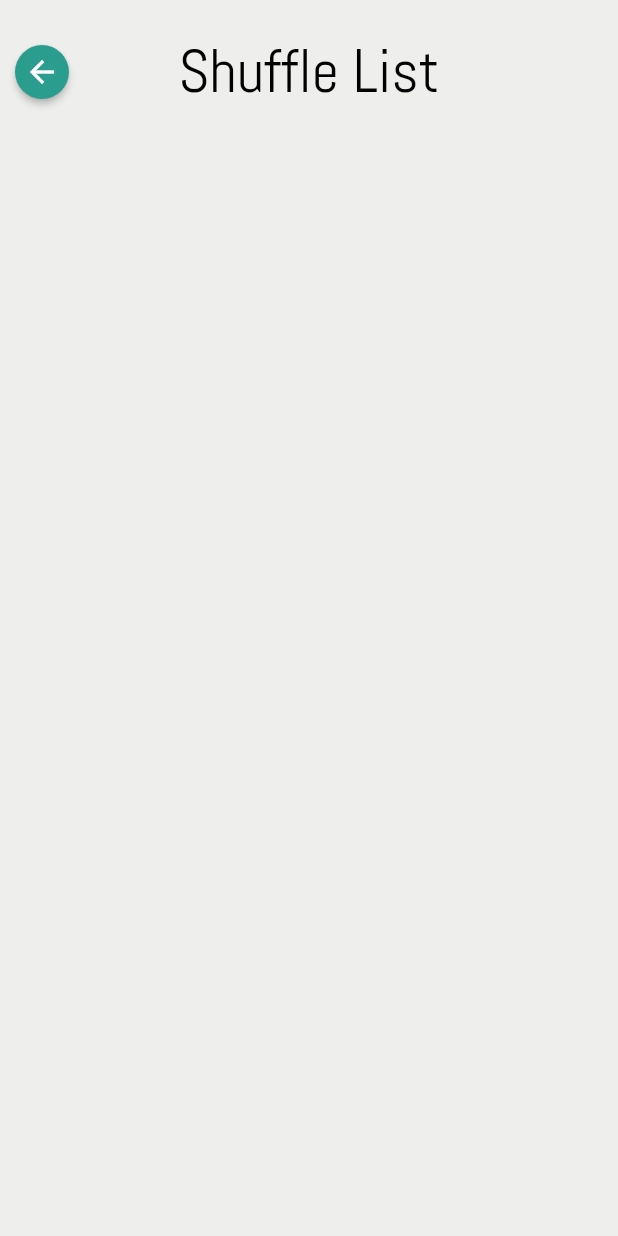
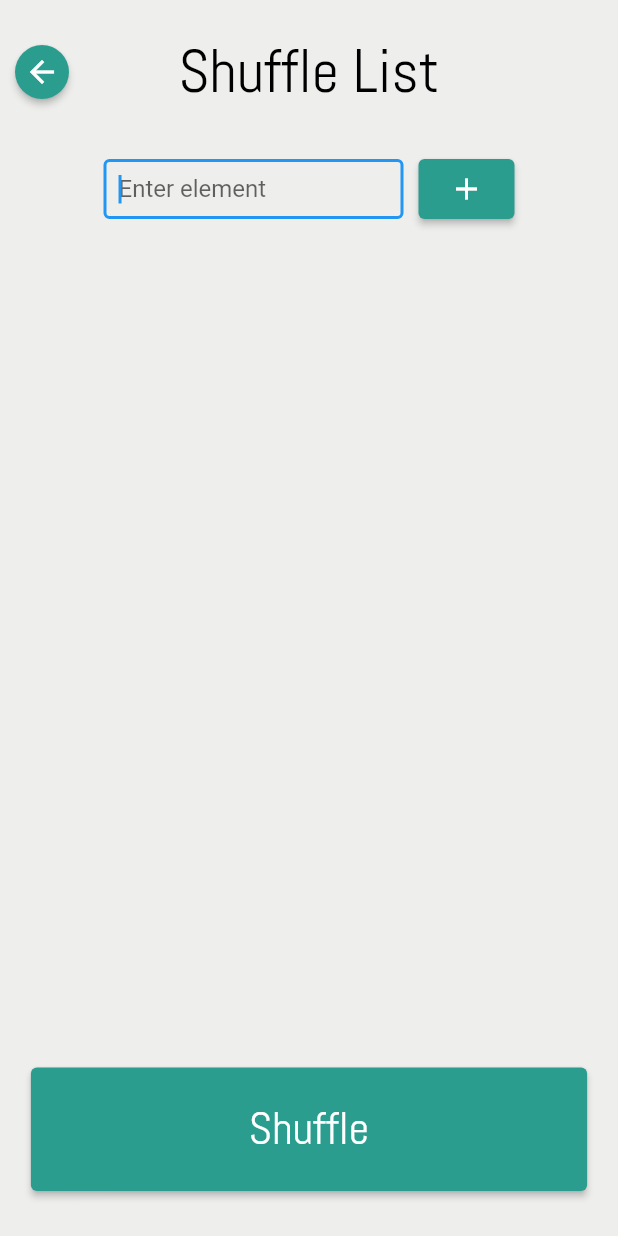
Before and after one commit to yonraf/mobil-software-udvikling, a Flutter app: the ListShuffle screen opened directly, on a phone screen of 412 x 824 dp. Run offline on Flutter 3.47's test engine with Material 2 defaults, Android fonts, the phone set to English and light mode, and no system bars; our stand-ins replace flutter_fortune_wheel.

Commit message:
Add shuffle feature

```diff
--- a/justrandom/lib/screens/randomizers/list_shuffle.dart
+++ b/justrandom/lib/screens/randomizers/list_shuffle.dart
@@ -1,3 +1,5 @@
+import 'dart:async';
+
 import 'package:flutter/cupertino.dart';
 import 'package:flutter/material.dart';
 import 'package:justrandom/constants.dart';
@@ -7,6 +9,8 @@ import 'package:justrandom/screens/randomizer.dart';
 import '../components/top_bar.dart';
 
 class ListShuffle extends StatefulWidget implements Randomizer {
+  ListShuffle();
+
   @override
   String description = 'Lorem ipsum dolor sit amet, consectetur adipiscing elit, sed do eiusmod tempor incididunt ut labore et dolore magna aliqua.';
 
@@ -16,27 +20,166 @@ class ListShuffle extends StatefulWidget implements Randomizer {
   @override
   Color themeColor = kShuffleThemeColor;
 
-  ListShuffle();
-
   @override
   _ListShuffleState createState() =>  _ListShuffleState();
-
 }
 
 class _ListShuffleState extends State<ListShuffle> {
+  StreamController<int> selected = StreamController();
+  final inputController = TextEditingController();
+  late FocusNode focusNode;
 
+  List<String> inputs = [];
+  String shuffleText = '';
 
   @override
   Widget build(BuildContext context) {
-    return Container(
-      color: kBackgroundColor,
-      child: Column(
-        children: [
+    return Scaffold(
+      resizeToAvoidBottomInset: false,
+      body: Column(children: [
           TopBar(ListShuffle()),
+          Row(
+            mainAxisAlignment: MainAxisAlignment.center,
+            children: [
+              Container(
+                padding: EdgeInsets.only(top: 30),
+                width: 200,
+                height: 70,
+                child: TextField(
+                  autofocus: true,
+                  onSubmitted: (String str) { addElement();},
+                  controller: inputController,
+                  decoration: const InputDecoration(
+                    contentPadding: EdgeInsets.only(top: 0, left: 10),
+                    border: OutlineInputBorder(),
+                    hintText: 'Enter element',
+                  ),
+                ),
+              ),
+              Container(
+                padding: EdgeInsets.only(top: 30),
+                margin: EdgeInsets.only(left: 10),
+                height: 70,
+                child: ElevatedButton(
+                  onPressed: () {
+                    addElement();
+                  },
+                  child: Icon(Icons.add),
+                  style: ElevatedButton.styleFrom(
+                    primary: kShuffleThemeColor,
+                  ),
+                ),
+              )
+            ],
+          ),
+          Expanded(
+            child: ListView(
+              children: [for (var element in inputs.reversed) inputField(element)],
+            ),
+          ),
+          ElevatedButton(
+            style: ElevatedButton.styleFrom(
+              primary: ListShuffle().themeColor,
+              fixedSize: Size(MediaQuery.of(context).size.width * 0.90, MediaQuery.of(context).size.height * 0.1),
+            ),
+            onPressed: run,
+            child: const Padding(
+              padding: EdgeInsets.all(10.0),
+              child: Text(
+                "Shuffle",
+                style: TextStyle(
+                  fontSize: 30,
+                  fontFamily: 'Abel',
+                  fontWeight: FontWeight.w200,
+                ),
+              ),
+            ),
+          ),
+        const Padding(
+            padding: EdgeInsets.only(bottom: 30)
+        ),
+        ]
+      ),
+    );
 
-        ],
-      ),
+  }
+
+  void addElement() {
+    var input = inputController.text;
+    if (input.isNotEmpty) {
+      if (inputs.where((element) => element == '') == true) {
+        //inputs.remove(inputs.elementAt(inputs.indexOf(''));
+        inputs.removeWhere((element) => element == '');
+      }
+      inputs.add(input);
+      print('element added');
+      setState(() {});
+      inputController.clear();
+    }
+  }
+
+  @override
+  void dispose() {
+    inputController.dispose();
+    selected.close();
+    super.dispose();
+  }
+
+  Widget inputField(String input) {
+    if (input.isNotEmpty) {
+      return Container(
+        alignment: Alignment.topCenter,
+        child: Row(
+          mainAxisAlignment: MainAxisAlignment.center,
+          children: [
+            Text(input),
+            IconButton(
+              onPressed: () {
+                if (inputs.isNotEmpty) {
+                  this.inputs.remove(input);
+                  print('element removed');
+                  setState(() {});
+                }
+              },
+              icon: Icon(Icons.clear),
+              color: Colors.redAccent,
+            ),
+          ],
+        ),
+      );
+    } else {return Container();}
+  }
+
+  void _showDialog() {
+    inputs.shuffle();
+    shuffleText = inputs.join(', ');
+
+    // flutter defined function
+    showDialog(
+      context: context,
+      builder: (BuildContext context) {
+        // return object of type Dialog
+        return AlertDialog(
+          title: new Text('Shuffled list'),
+          content: new Text(shuffleText),
+          actions: <Widget>[
+            // usually buttons at the bottom of the dialog
+            FlatButton(
+              child: new Text("Close"),
+              onPressed: () {
+                Navigator.of(context).pop();
+              },
+            ),
+          ],
+        );
+      },
     );
   }
 
+  void run() {
+    setState(() {
+      _showDialog();
+    });
+  }
+
 }
```
Also changed, not shown: 1 other file.
